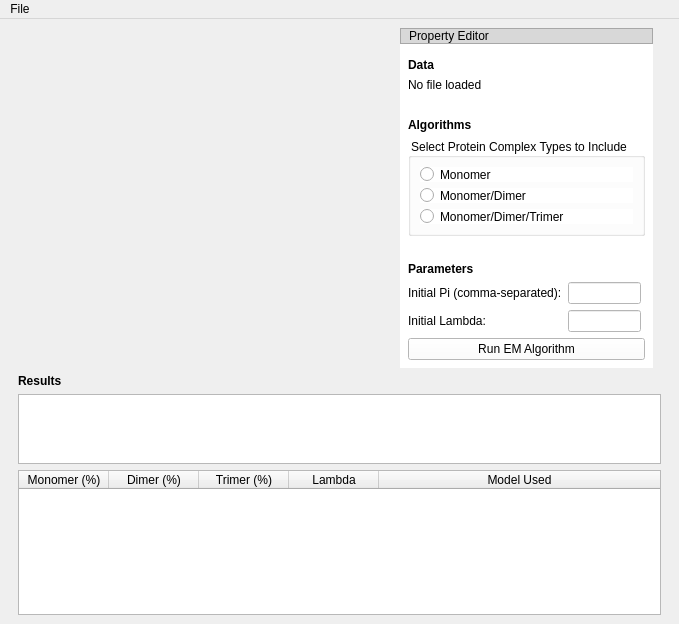
Above: main.ui from thericshi/protein-stoichiometry-quantifier before the change. Below: the same form after it.
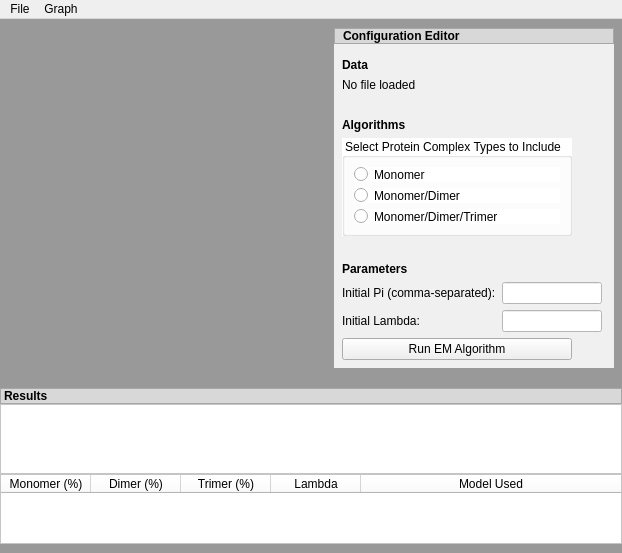
That is the form after the change.

Commit message: sectionized UI, added graphs

Diff of the .ui file:
```diff
--- a/main.ui
+++ b/main.ui
@@ -6,8 +6,8 @@
    <rect>
     <x>0</x>
     <y>0</y>
-    <width>679</width>
-    <height>624</height>
+    <width>622</width>
+    <height>462</height>
    </rect>
   </property>
   <property name="sizePolicy">
@@ -50,14 +50,20 @@
    <property name="layoutDirection">
     <enum>Qt::LeftToRight</enum>
    </property>
+   <property name="styleSheet">
+    <string notr="true">background-color: rgb(153, 153, 153);</string>
+   </property>
    <layout class="QGridLayout" name="gridLayout">
     <property name="leftMargin">
-     <number>18</number>
+     <number>0</number>
     </property>
     <property name="rightMargin">
-     <number>18</number>
+     <number>0</number>
     </property>
-    <item row="3" column="0" colspan="2">
+    <property name="verticalSpacing">
+     <number>0</number>
+    </property>
+    <item row="4" column="0" colspan="2">
      <widget class="QTableWidget" name="tableWidget">
       <property name="sizePolicy">
        <sizepolicy hsizetype="Expanding" vsizetype="Expanding">
@@ -65,15 +71,18 @@
         <verstretch>0</verstretch>
        </sizepolicy>
       </property>
+      <property name="styleSheet">
+       <string notr="true">background-color: rgb(255, 255, 255);</string>
+      </property>
       <property name="rowCount">
        <number>0</number>
       </property>
-      <attribute name="horizontalHeaderMinimumSectionSize">
-       <number>32</number>
-      </attribute>
       <attribute name="horizontalHeaderDefaultSectionSize">
        <number>90</number>
       </attribute>
+      <attribute name="horizontalHeaderMinimumSectionSize">
+       <number>32</number>
+      </attribute>
       <attribute name="horizontalHeaderStretchLastSection">
        <bool>true</bool>
       </attribute>
@@ -104,7 +113,7 @@
       </column>
      </widget>
     </item>
-    <item row="2" column="0" colspan="2">
+    <item row="3" column="0" colspan="2">
      <widget class="QTextEdit" name="resultDisplay">
       <property name="enabled">
        <bool>true</bool>
@@ -115,10 +124,19 @@
         <verstretch>20</verstretch>
        </sizepolicy>
       </property>
+      <property name="styleSheet">
+       <string notr="true">background-color: rgb(255, 255, 255);</string>
+      </property>
      </widget>
     </item>
-    <item row="1" column="0">
+    <item row="2" column="0" colspan="2">
      <widget class="QLabel" name="labelResult">
+      <property name="styleSheet">
+       <string notr="true">background-color: rgb(216, 216, 216);</string>
+      </property>
+      <property name="frameShape">
+       <enum>QFrame::StyledPanel</enum>
+      </property>
       <property name="text">
        <string>&lt;html&gt;&lt;head/&gt;&lt;body&gt;&lt;p&gt;&lt;span style=&quot; font-weight:700;&quot;&gt;Results&lt;/span&gt;&lt;/p&gt;&lt;/body&gt;&lt;/html&gt;</string>
       </property>
@@ -172,7 +190,7 @@
          </property>
          <property name="sizeHint" stdset="0">
           <size>
-           <width>80</width>
+           <width>30</width>
            <height>40</height>
           </size>
          </property>
@@ -181,8 +199,8 @@
        <item>
         <widget class="QWidget" name="paramWidget" native="true">
          <property name="styleSheet">
-          <string notr="true">background-color: rgb(255, 255, 255);
-border-color: rgb(106, 106, 106);</string>
+          <string notr="true">border-color: rgb(106, 106, 106);
+background-color: rgb(240, 240, 240);</string>
          </property>
          <layout class="QVBoxLayout" name="verticalLayout_4">
           <property name="leftMargin">
@@ -218,7 +236,7 @@
              <enum>QFrame::Plain</enum>
             </property>
             <property name="text">
-             <string>Property Editor</string>
+             <string>&lt;html&gt;&lt;head/&gt;&lt;body&gt;&lt;p&gt;&lt;span style=&quot; font-weight:600;&quot;&gt;Configuration Editor&lt;/span&gt;&lt;/p&gt;&lt;/body&gt;&lt;/html&gt;</string>
             </property>
             <property name="margin">
              <number>1</number>
@@ -247,6 +265,12 @@
             </property>
             <item>
              <widget class="QLabel" name="label_3">
+              <property name="maximumSize">
+               <size>
+                <width>200</width>
+                <height>16777215</height>
+               </size>
+              </property>
               <property name="styleSheet">
                <string notr="true"/>
               </property>
@@ -259,7 +283,7 @@
              <widget class="QLabel" name="filePathLabel">
               <property name="maximumSize">
                <size>
-                <width>250</width>
+                <width>230</width>
                 <height>16777215</height>
                </size>
               </property>
@@ -278,7 +302,7 @@
               </property>
               <property name="sizeHint" stdset="0">
                <size>
-                <width>250</width>
+                <width>230</width>
                 <height>20</height>
                </size>
               </property>
@@ -288,7 +312,7 @@
              <widget class="QLabel" name="label_2">
               <property name="maximumSize">
                <size>
-                <width>250</width>
+                <width>230</width>
                 <height>16777215</height>
                </size>
               </property>
@@ -301,10 +325,13 @@
              <widget class="QGroupBox" name="groupBox">
               <property name="maximumSize">
                <size>
-                <width>250</width>
+                <width>230</width>
                 <height>16777215</height>
                </size>
               </property>
+              <property name="styleSheet">
+               <string notr="true">background-color: rgb(255, 255, 255);</string>
+              </property>
               <property name="title">
                <string>Select Protein Complex Types to Include</string>
               </property>
@@ -343,7 +370,7 @@
               </property>
               <property name="sizeHint" stdset="0">
                <size>
-                <width>250</width>
+                <width>230</width>
                 <height>20</height>
                </size>
               </property>
@@ -382,6 +409,9 @@
                   <height>16777215</height>
                  </size>
                 </property>
+                <property name="styleSheet">
+                 <string notr="true">background-color: rgb(255, 255, 255);</string>
+                </property>
                </widget>
               </item>
               <item row="0" column="1">
@@ -392,6 +422,9 @@
                   <height>16777215</height>
                  </size>
                 </property>
+                <property name="styleSheet">
+                 <string notr="true">background-color: rgb(255, 255, 255);</string>
+                </property>
                </widget>
               </item>
               <item row="0" column="0">
@@ -407,7 +440,7 @@
              <widget class="QPushButton" name="runButton">
               <property name="maximumSize">
                <size>
-                <width>250</width>
+                <width>230</width>
                 <height>16777215</height>
                </size>
               </property>
@@ -424,6 +457,19 @@
       </layout>
      </widget>
     </item>
+    <item row="1" column="0">
+     <spacer name="horizontalSpacer_3">
+      <property name="orientation">
+       <enum>Qt::Horizontal</enum>
+      </property>
+      <property name="sizeHint" stdset="0">
+       <size>
+        <width>40</width>
+        <height>20</height>
+       </size>
+      </property>
+     </spacer>
+    </item>
    </layout>
   </widget>
   <widget class="QMenuBar" name="menuBar">
@@ -431,8 +477,8 @@
     <rect>
      <x>0</x>
      <y>0</y>
-     <width>679</width>
-     <height>22</height>
+     <width>622</width>
+     <height>18</height>
     </rect>
    </property>
    <widget class="QMenu" name="menuFile">
@@ -441,13 +487,25 @@
     </property>
     <addaction name="actionLoadFile"/>
    </widget>
+   <widget class="QMenu" name="menuGraph">
+    <property name="title">
+     <string>Graph</string>
+    </property>
+    <addaction name="actionGraph_Dataset"/>
+   </widget>
    <addaction name="menuFile"/>
+   <addaction name="menuGraph"/>
   </widget>
   <action name="actionLoadFile">
    <property name="text">
     <string>Load Data File</string>
    </property>
   </action>
+  <action name="actionGraph_Dataset">
+   <property name="text">
+    <string>Graph Dataset</string>
+   </property>
+  </action>
  </widget>
  <resources/>
  <connections/>
```
The commit also changes 2 other files.
